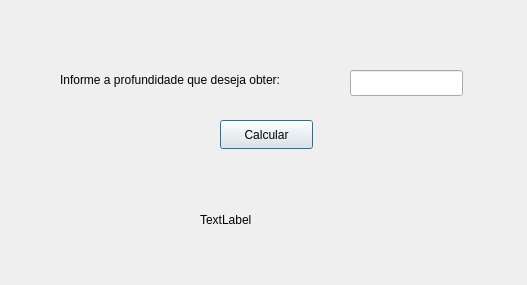
Before: the Qt Designer form src-v2/janelapressaohidroestatica.ui in ldsc/ProjetoEngenharia-SoftwareEducacionalParaAnaliseESolucaoDeProblemasEmEngenhariaDePoco, drawn with Qt 5.
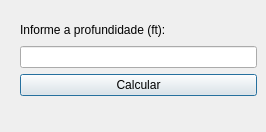
After: the same form once the commit is applied.

```diff
--- a/src-v2/janelapressaohidroestatica.ui
+++ b/src-v2/janelapressaohidroestatica.ui
@@ -6,62 +6,60 @@
    <rect>
     <x>0</x>
     <y>0</y>
-    <width>527</width>
-    <height>285</height>
+    <width>266</width>
+    <height>132</height>
    </rect>
   </property>
   <property name="windowTitle">
    <string>Dialog</string>
   </property>
-  <widget class="QPushButton" name="bntCalcularPressaoHidroestatica">
-   <property name="geometry">
-    <rect>
-     <x>220</x>
-     <y>120</y>
-     <width>93</width>
-     <height>29</height>
-    </rect>
-   </property>
-   <property name="text">
-    <string>Calcular</string>
-   </property>
-  </widget>
-  <widget class="QLabel" name="lbntitulo">
-   <property name="geometry">
-    <rect>
-     <x>60</x>
-     <y>70</y>
-     <width>291</width>
-     <height>20</height>
-    </rect>
-   </property>
-   <property name="text">
-    <string>Informe a profundidade que deseja obter:</string>
-   </property>
-  </widget>
-  <widget class="QLineEdit" name="lnValorProfundidade">
-   <property name="geometry">
-    <rect>
-     <x>350</x>
-     <y>70</y>
-     <width>113</width>
-     <height>26</height>
-    </rect>
-   </property>
-  </widget>
   <widget class="QLabel" name="lbnValorPressao">
    <property name="geometry">
     <rect>
-     <x>200</x>
-     <y>210</y>
+     <x>110</x>
+     <y>100</y>
      <width>63</width>
      <height>20</height>
     </rect>
    </property>
+   <property name="font">
+    <font>
+     <bold>true</bold>
+    </font>
+   </property>
    <property name="text">
-    <string>TextLabel</string>
+    <string/>
    </property>
   </widget>
+  <widget class="QWidget" name="">
+   <property name="geometry">
+    <rect>
+     <x>20</x>
+     <y>20</y>
+     <width>237</width>
+     <height>76</height>
+    </rect>
+   </property>
+   <layout class="QVBoxLayout" name="verticalLayout">
+    <item>
+     <widget class="QLabel" name="lbntitulo">
+      <property name="text">
+       <string>Informe a profundidade (ft):</string>
+      </property>
+     </widget>
+    </item>
+    <item>
+     <widget class="QLineEdit" name="lnValorProfundidade"/>
+    </item>
+    <item>
+     <widget class="QPushButton" name="bntCalcularPressaoHidroestatica">
+      <property name="text">
+       <string>Calcular</string>
+      </property>
+     </widget>
+    </item>
+   </layout>
+  </widget>
  </widget>
  <resources/>
  <connections/>
```
